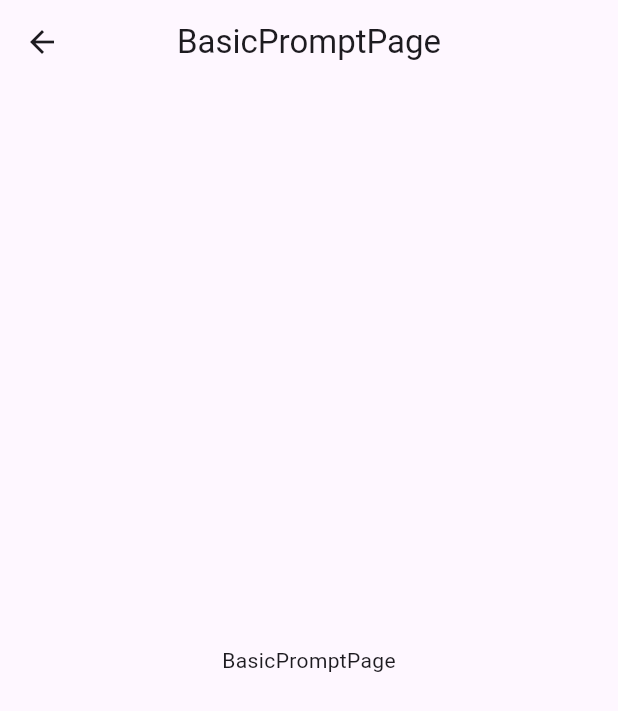
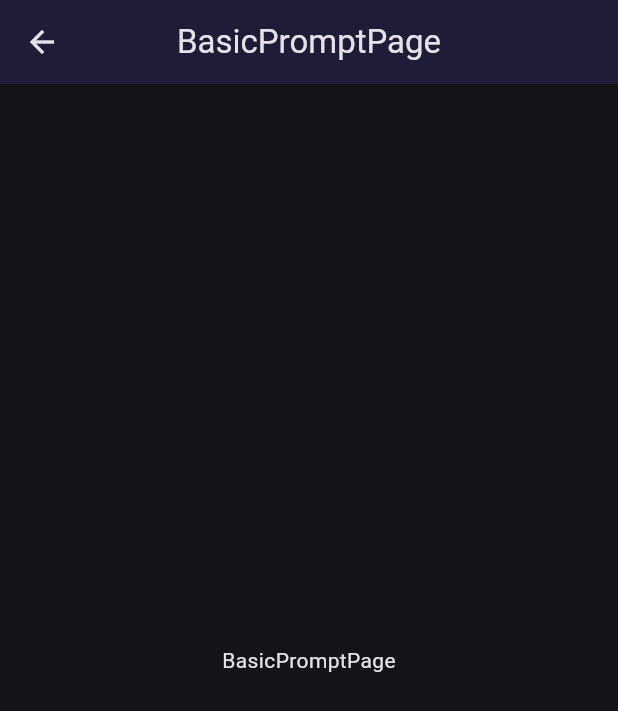
Before and after one commit to AlDaniel1337/fl_gemini_app, a Flutter app: the screen it shows after launch, after a tap on "Prompt básico a Gemini", on a phone screen of 412 x 824 dp. Shown: the top 711 px of the screen. Run offline on Flutter 3.47's test engine with Material 3 defaults, Android fonts, the phone set to English and light mode, and no system bars; our stand-ins replace get.

Commit message:
Tema agregado

```diff
--- /dev/null
+++ b/lib/config/theme/app_theme.dart
@@ -0,0 +1,57 @@
+import 'package:flutter/material.dart';
+import 'package:flutter/services.dart';
+
+enum ColorTheme {
+  seddColor  (color: Color(0xFF1E1C36),);
+
+  const ColorTheme({
+    required Color color
+  }) : _color = color;
+
+  final Color _color;
+  Color get bgColor => _color;
+}
+
+class AppTheme{
+
+  final bool isDarkMode;
+
+  AppTheme({
+    required this.isDarkMode
+  });
+
+  getPrimaryColor( BuildContext context ) => Theme.of(context).colorScheme.primary;
+  getSecondaryColor( BuildContext context ) => Theme.of(context).colorScheme.secondary;
+
+  ThemeData getTheme({ ColorTheme themeColor = ColorTheme.seddColor }) => ThemeData(
+    useMaterial3: true,
+    colorSchemeSeed: themeColor.bgColor,
+    brightness: isDarkMode ? Brightness.dark : Brightness.light,
+
+    listTileTheme: ListTileThemeData(
+      iconColor: themeColor.bgColor,
+    ),
+
+    appBarTheme: AppBarTheme(
+      backgroundColor: themeColor.bgColor,
+      surfaceTintColor: Colors.transparent,
+      centerTitle: true,
+    )
+  );
+
+  static setSystemUIOverlayStyle({ required bool isDarkMode }){
+
+    final themeBrightness = isDarkMode ? Brightness.dark : Brightness.light;
+
+    SystemChrome.setSystemUIOverlayStyle(
+      SystemUiOverlayStyle(
+        statusBarBrightness: themeBrightness,
+        statusBarIconBrightness: themeBrightness,
+        statusBarColor: Colors.transparent,
+        systemNavigationBarIconBrightness:  themeBrightness,
+        systemNavigationBarColor: Colors.transparent,
+      )
+    );
+  }
+
+}
--- a/lib/main.dart
+++ b/lib/main.dart
@@ -1,9 +1,13 @@
 import 'package:flutter/material.dart';
 import 'package:gemini_app/config/navigation/routes.dart';
+import 'package:gemini_app/config/theme/app_theme.dart';
 import 'package:get/get.dart';
 
 
 void main() {
+
+  AppTheme.setSystemUIOverlayStyle(isDarkMode: true);
+
   runApp(const MyApp());
 }
 
@@ -21,6 +25,9 @@ class MyApp extends StatelessWidget {
       initialRoute: Navigation.home,
       getPages: Navigation.getRoutes(),
       navigatorKey: Get.key,
+
+      // Tema
+      theme: AppTheme(isDarkMode: true).getTheme(),
     );
   }
 }
```
